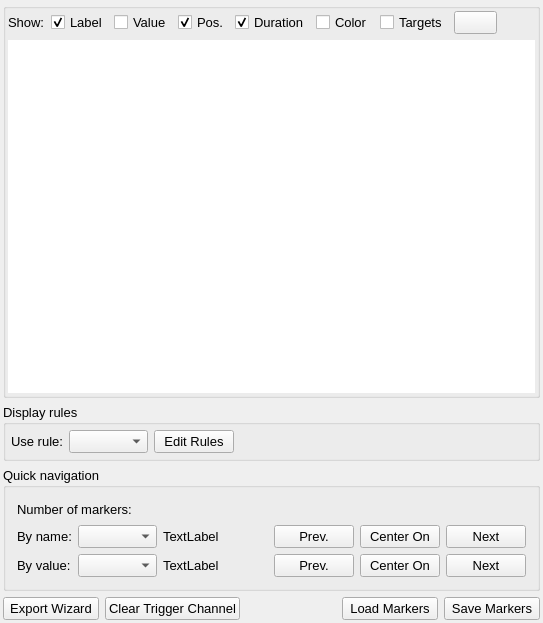
Qt form src/AnyWave/Marker/AwMarkerManagerSettings.ui (HIP-infrastructure/anywave-code) before a commit.
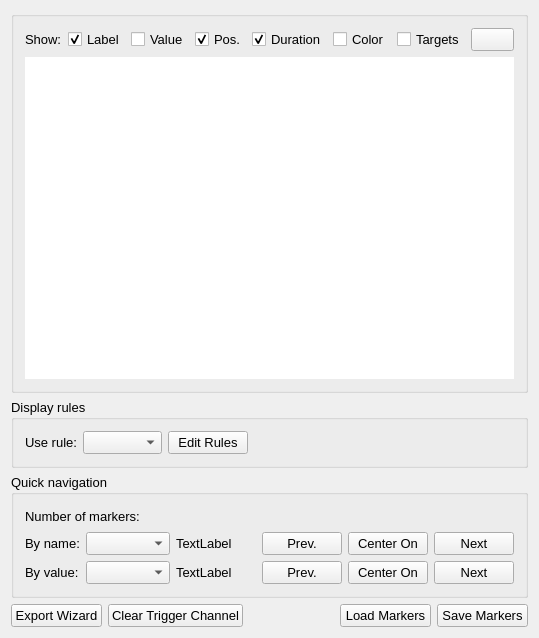
The same form after that commit. Icons and pictures are not drawn. Custom widgets are drawn as their Qt base class.

```diff
--- a/src/AnyWave/Marker/AwMarkerManagerSettings.ui
+++ b/src/AnyWave/Marker/AwMarkerManagerSettings.ui
@@ -6,8 +6,8 @@
    <rect>
     <x>0</x>
     <y>0</y>
-    <width>543</width>
-    <height>623</height>
+    <width>513</width>
+    <height>638</height>
    </rect>
   </property>
   <property name="sizePolicy">
@@ -41,24 +41,7 @@
    <iconset>
     <normaloff>:/images/AnyWave_logo.jpg</normaloff>:/images/AnyWave_logo.jpg</iconset>
   </property>
-  <layout class="QVBoxLayout" name="verticalLayout_3">
-   <property name="leftMargin">
-    <number>3</number>
-   </property>
-   <property name="topMargin">
-    <number>3</number>
-   </property>
-   <property name="rightMargin">
-    <number>3</number>
-   </property>
-   <property name="bottomMargin">
-    <number>3</number>
-   </property>
-   <item>
-    <layout class="QVBoxLayout" name="verticalLayout_2">
-     <property name="sizeConstraint">
-      <enum>QLayout::SetDefaultConstraint</enum>
-     </property>
+  <layout class="QVBoxLayout" name="verticalLayout">
      <item>
       <widget class="QGroupBox" name="groupBox">
        <property name="sizePolicy">
@@ -71,28 +54,14 @@
         <string/>
        </property>
        <layout class="QGridLayout" name="gridLayout_4">
-        <property name="leftMargin">
-         <number>2</number>
-        </property>
-        <property name="topMargin">
-         <number>2</number>
-        </property>
-        <property name="rightMargin">
-         <number>2</number>
-        </property>
-        <property name="bottomMargin">
-         <number>2</number>
-        </property>
         <item row="0" column="0">
-         <layout class="QHBoxLayout" name="horizontalLayout_4">
-          <item>
            <widget class="QLabel" name="label_5">
             <property name="text">
              <string>Show:</string>
             </property>
            </widget>
           </item>
-          <item>
+      <item row="0" column="1">
            <widget class="QCheckBox" name="checkLabel">
             <property name="text">
              <string>Label</string>
@@ -102,14 +71,14 @@
             </property>
            </widget>
           </item>
-          <item>
+      <item row="0" column="2">
            <widget class="QCheckBox" name="checkValue">
             <property name="text">
              <string>Value</string>
             </property>
            </widget>
           </item>
-          <item>
+      <item row="0" column="3">
            <widget class="QCheckBox" name="checkPos">
             <property name="text">
              <string>Pos.</string>
@@ -119,7 +88,7 @@
             </property>
            </widget>
           </item>
-          <item>
+      <item row="0" column="4">
            <widget class="QCheckBox" name="checkDuration">
             <property name="text">
              <string>Duration</string>
@@ -129,21 +98,21 @@
             </property>
            </widget>
           </item>
-          <item>
+      <item row="0" column="5">
            <widget class="QCheckBox" name="checkColor">
             <property name="text">
              <string>Color</string>
             </property>
            </widget>
           </item>
-          <item>
+      <item row="0" column="6">
            <widget class="QCheckBox" name="checkTargets">
             <property name="text">
              <string>Targets</string>
             </property>
            </widget>
           </item>
-          <item>
+      <item row="0" column="7">
            <widget class="QPushButton" name="buttonHisto">
             <property name="toolTip">
              <string>Markers statistics</string>
@@ -163,22 +132,7 @@
             </property>
            </widget>
           </item>
-          <item>
-           <spacer name="horizontalSpacer_6">
-            <property name="orientation">
-             <enum>Qt::Horizontal</enum>
-            </property>
-            <property name="sizeHint" stdset="0">
-             <size>
-              <width>40</width>
-              <height>20</height>
-             </size>
-            </property>
-           </spacer>
-          </item>
-         </layout>
-        </item>
-        <item row="1" column="0">
+      <item row="1" column="0" colspan="8">
          <widget class="AwMarkerTableView" name="tvMarkers">
           <property name="sizePolicy">
            <sizepolicy hsizetype="Expanding" vsizetype="Expanding">
@@ -262,20 +216,6 @@
        <property name="title">
         <string>Display rules</string>
        </property>
-       <layout class="QGridLayout" name="gridLayout">
-        <property name="leftMargin">
-         <number>5</number>
-        </property>
-        <property name="topMargin">
-         <number>5</number>
-        </property>
-        <property name="rightMargin">
-         <number>5</number>
-        </property>
-        <property name="bottomMargin">
-         <number>5</number>
-        </property>
-        <item row="0" column="0">
          <layout class="QHBoxLayout" name="horizontalLayout_2">
           <item>
            <widget class="QLabel" name="label">
@@ -326,13 +266,11 @@
             </property>
             <property name="sizeHint" stdset="0">
              <size>
-              <width>40</width>
+          <width>258</width>
               <height>20</height>
              </size>
             </property>
            </spacer>
-          </item>
-         </layout>
         </item>
        </layout>
       </widget>
@@ -342,12 +280,8 @@
        <property name="title">
         <string>Quick navigation</string>
        </property>
-       <layout class="QGridLayout" name="gridLayout_3">
-        <item row="0" column="0">
-         <layout class="QVBoxLayout" name="verticalLayout">
-          <item>
-           <layout class="QHBoxLayout" name="horizontalLayout_3">
-            <item>
+     <layout class="QGridLayout" name="gridLayout">
+      <item row="0" column="0" colspan="2">
              <widget class="QLabel" name="label_2">
               <property name="text">
                <string>Number of markers:</string>
@@ -357,7 +291,7 @@
               </property>
              </widget>
             </item>
-            <item>
+      <item row="0" column="2">
              <widget class="QLabel" name="labelTotal">
               <property name="sizePolicy">
                <sizepolicy hsizetype="Expanding" vsizetype="Preferred">
@@ -373,31 +307,27 @@
               </property>
              </widget>
             </item>
-            <item>
+      <item row="0" column="3">
              <spacer name="horizontalSpacer_3">
               <property name="orientation">
                <enum>Qt::Horizontal</enum>
               </property>
               <property name="sizeHint" stdset="0">
                <size>
-                <width>40</width>
+          <width>52</width>
                 <height>20</height>
                </size>
               </property>
              </spacer>
             </item>
-           </layout>
-          </item>
-          <item>
-           <layout class="QGridLayout" name="gridLayout_2">
-            <item row="0" column="0">
+      <item row="1" column="0">
              <widget class="QLabel" name="label_3">
               <property name="text">
                <string>By name:</string>
               </property>
              </widget>
             </item>
-            <item row="0" column="1">
+      <item row="1" column="1" colspan="2">
              <widget class="QComboBox" name="comboNames">
               <property name="sizePolicy">
                <sizepolicy hsizetype="Expanding" vsizetype="Preferred">
@@ -410,7 +340,7 @@
               </property>
              </widget>
             </item>
-            <item row="0" column="2">
+      <item row="1" column="3">
              <widget class="QLabel" name="labelNames">
               <property name="sizePolicy">
                <sizepolicy hsizetype="Expanding" vsizetype="Preferred">
@@ -423,20 +353,20 @@
               </property>
              </widget>
             </item>
-            <item row="0" column="3">
+      <item row="1" column="4">
              <spacer name="horizontalSpacer_4">
               <property name="orientation">
                <enum>Qt::Horizontal</enum>
               </property>
               <property name="sizeHint" stdset="0">
                <size>
-                <width>13</width>
+          <width>18</width>
                 <height>20</height>
                </size>
               </property>
              </spacer>
             </item>
-            <item row="0" column="4">
+      <item row="1" column="5">
              <widget class="QPushButton" name="buttonPrevName">
               <property name="sizePolicy">
                <sizepolicy hsizetype="Expanding" vsizetype="Preferred">
@@ -449,7 +379,7 @@
               </property>
              </widget>
             </item>
-            <item row="0" column="5">
+      <item row="1" column="6">
              <widget class="QPushButton" name="buttonGoName">
               <property name="sizePolicy">
                <sizepolicy hsizetype="Expanding" vsizetype="Preferred">
@@ -462,7 +392,7 @@
               </property>
              </widget>
             </item>
-            <item row="0" column="6">
+      <item row="1" column="7">
              <widget class="QPushButton" name="buttonNextName">
               <property name="sizePolicy">
                <sizepolicy hsizetype="Expanding" vsizetype="Preferred">
@@ -475,14 +405,14 @@
               </property>
              </widget>
             </item>
-            <item row="1" column="0">
+      <item row="2" column="0">
              <widget class="QLabel" name="label_4">
               <property name="text">
                <string>By value:</string>
               </property>
              </widget>
             </item>
-            <item row="1" column="1">
+      <item row="2" column="1" colspan="2">
              <widget class="QComboBox" name="comboValues">
               <property name="sizePolicy">
                <sizepolicy hsizetype="Expanding" vsizetype="Preferred">
@@ -495,7 +425,7 @@
               </property>
              </widget>
             </item>
-            <item row="1" column="2">
+      <item row="2" column="3">
              <widget class="QLabel" name="labelValues">
               <property name="sizePolicy">
                <sizepolicy hsizetype="Expanding" vsizetype="Preferred">
@@ -508,20 +438,20 @@
               </property>
              </widget>
             </item>
-            <item row="1" column="3">
+      <item row="2" column="4">
              <spacer name="horizontalSpacer_5">
               <property name="orientation">
                <enum>Qt::Horizontal</enum>
               </property>
               <property name="sizeHint" stdset="0">
                <size>
-                <width>13</width>
+          <width>18</width>
                 <height>20</height>
                </size>
               </property>
              </spacer>
             </item>
-            <item row="1" column="4">
+      <item row="2" column="5">
              <widget class="QPushButton" name="buttonPrevValue">
               <property name="sizePolicy">
                <sizepolicy hsizetype="Expanding" vsizetype="Preferred">
@@ -534,7 +464,7 @@
               </property>
              </widget>
             </item>
-            <item row="1" column="5">
+      <item row="2" column="6">
              <widget class="QPushButton" name="buttonGoValue">
               <property name="sizePolicy">
                <sizepolicy hsizetype="Expanding" vsizetype="Preferred">
@@ -547,7 +477,7 @@
               </property>
              </widget>
             </item>
-            <item row="1" column="6">
+      <item row="2" column="7">
              <widget class="QPushButton" name="buttonNextValue">
               <property name="sizePolicy">
                <sizepolicy hsizetype="Expanding" vsizetype="Preferred">
@@ -561,10 +491,6 @@
              </widget>
             </item>
            </layout>
-          </item>
-         </layout>
-        </item>
-       </layout>
       </widget>
      </item>
      <item>
@@ -636,8 +562,6 @@
           <string>Save Markers</string>
          </property>
         </widget>
-       </item>
-      </layout>
      </item>
     </layout>
    </item>
```
Lines whose indentation alone changed are shown as unchanged.
